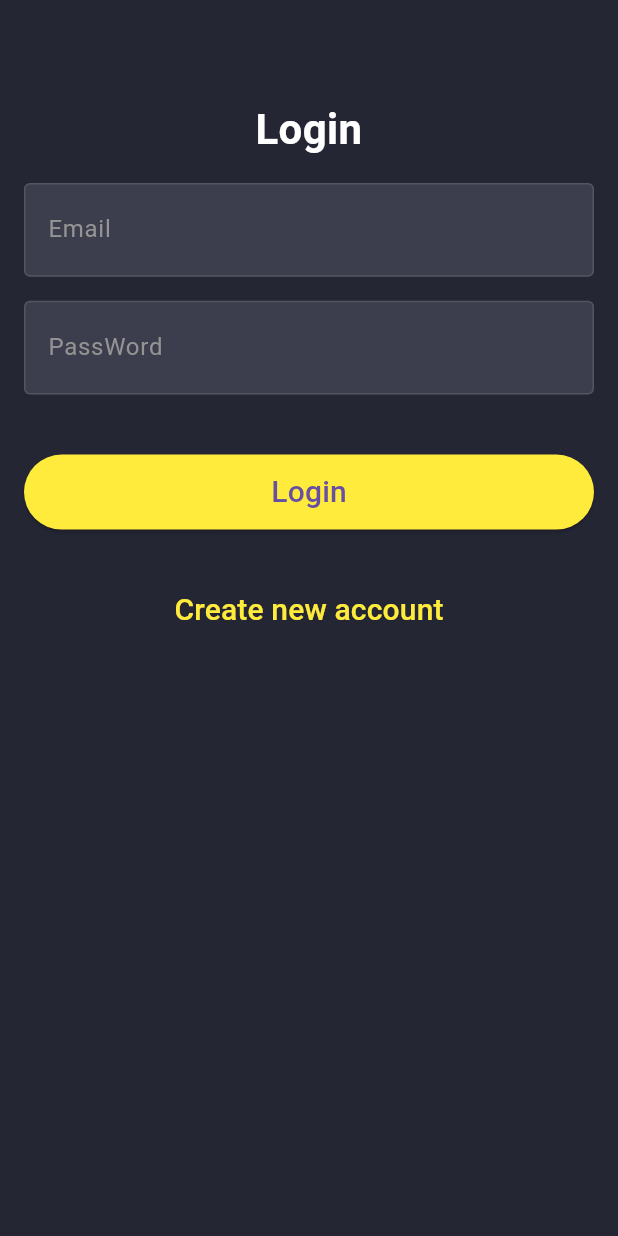
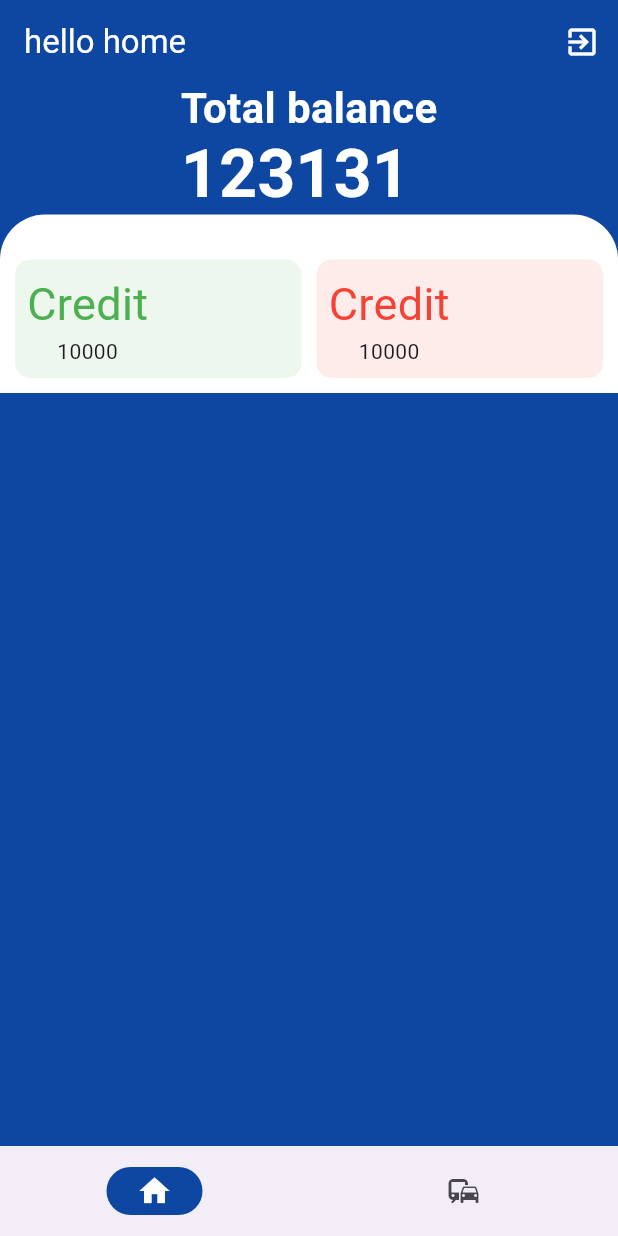
Before and after one commit to minhtrucit02/Cost-Management, a Flutter app: the screen it shows after launch, on a phone screen of 412 x 824 dp. Run offline on Flutter 3.47's test engine with Material 3 defaults, Android fonts, the phone set to English and light mode, and no system bars; our stand-ins replace firebase_auth, firebase_core; accounts and stored records are empty.

Commit message:
home_dashborad_navbar_screen

```diff
--- /dev/null
+++ b/lib/home/Dashboard.dart
@@ -0,0 +1,54 @@
+import 'package:cost_management/home/home_screen.dart';
+import 'package:cost_management/home/transaction_screen.dart';
+import 'package:firebase_auth/firebase_auth.dart';
+import 'package:flutter/material.dart';
+
+import '../screens/login_screen.dart';
+import '../widgets/navbar.dart';
+
+class Dashboard extends StatefulWidget{
+  const Dashboard({super.key});
+
+  @override
+  State<Dashboard> createState() => _DashboardState();
+}
+
+class _DashboardState extends State<Dashboard> {
+
+  var isLogoutLoading = false;
+  int currentIndex = 0;
+  var pageViewList = [
+    HomeScreen(),
+    TransactionScreen()
+  ];
+
+  logout() async {
+    setState(() {
+      isLogoutLoading = true;
+    });
+    await FirebaseAuth.instance.signOut();
+
+    Navigator.pushReplacement(
+      context,
+      MaterialPageRoute(builder: (context) => LoginView()),
+    );
+
+    setState(() {
+      isLogoutLoading = false;
+    });
+  }
+
+  @override
+  Widget build(BuildContext context) {
+      return Scaffold(
+        bottomNavigationBar: NavBar(
+          selectedIndex: currentIndex,
+          onDestinationSelected: (int value) {
+            setState(() {
+              currentIndex = value;
+            });
+          },),
+        body: pageViewList[currentIndex],
+      );
+  }
+}
--- /dev/null
+++ b/lib/home/home_screen.dart
@@ -0,0 +1,140 @@
+import 'package:firebase_auth/firebase_auth.dart';
+import 'package:flutter/material.dart';
+
+import '../screens/login_screen.dart';
+
+class HomeScreen extends StatefulWidget{
+  const HomeScreen({super.key});
+
+  @override
+  State<HomeScreen> createState() => _HomeScreenState();
+}
+
+class _HomeScreenState extends State<HomeScreen> {
+  var isLogoutLoading = false;
+  logout() async {
+    setState(() {
+      isLogoutLoading = true;
+    });
+    await FirebaseAuth.instance.signOut();
+
+    Navigator.pushReplacement(
+      context,
+      MaterialPageRoute(builder: (context) => LoginView()),
+    );
+
+    setState(() {
+      isLogoutLoading = false;
+    });
+  }
+
+  @override
+  Widget build(BuildContext context) {
+    return Scaffold(
+      appBar: AppBar(
+        backgroundColor: Colors.blue.shade900,
+        title: Text(
+          "hello home",
+          style: TextStyle(color: Colors.white),
+        ),
+        actions: [IconButton(
+            onPressed: () {
+              logout();
+            },
+            icon: isLogoutLoading ? CircularProgressIndicator() :
+            Icon(
+                Icons.exit_to_app,
+                color: Colors.white))],
+      ),
+      body: Container(
+          width: double.infinity,
+          color: Colors.blue.shade900,
+          child: Column(
+            children: [
+              Column(
+                crossAxisAlignment: CrossAxisAlignment.start,
+                children:[
+
+                  Text(
+                    'Total balance',
+                    style: TextStyle(
+                      fontSize: 28,
+                      color: Colors.white,
+                      height: 1.2,
+                      fontWeight: FontWeight.w600
+                    ),
+                  ),
+
+                  Text(
+                    '123131',
+                    style: TextStyle(
+                      fontSize: 44,
+                      color: Colors.white,
+                      height: 1.2,
+                      fontWeight: FontWeight.w600
+                    ),
+                  ),
+
+
+                ],
+              ),
+
+              Container(
+                padding: EdgeInsets.only(top: 30, bottom: 10, left: 10, right: 10),
+                decoration: BoxDecoration(
+                  borderRadius: BorderRadius.only(
+                      topLeft: Radius.circular(30),
+                      topRight: Radius.circular(30)),
+                  color: Colors.white,
+
+                ),
+                child: Row(
+                  children: [
+                    CardOne(color: Colors.green,),
+                    SizedBox(
+                      width: 10,
+                    ),
+                    CardOne(color: Colors.red,)
+                  ],
+                ),
+              ),
+            ],
+          ),
+      ),
+    );
+  }
+}
+
+class CardOne extends StatelessWidget{
+  const CardOne({super.key, required this.color,});
+  final Color color;
+
+  @override
+  Widget build(BuildContext context) {
+    return Expanded(
+      child: Container(
+        decoration: BoxDecoration(
+          color: color.withOpacity(0.1),
+          borderRadius: BorderRadius.circular(10)
+        ),
+        child: Padding(
+          padding: const EdgeInsets.all(8.0),
+          child: Row(
+            children: [
+              Column(
+                children: [
+                  Text(
+                    "Credit",
+                    style: TextStyle(color: color,fontSize: 30),
+                  ),
+                  Text("10000")
+                ],
+              ),
+            ],
+          ),
+        ),
+      ),
+    );
+  }
+
+}
--- a/lib/main.dart
+++ b/lib/main.dart
@@ -1,5 +1,7 @@
+import 'package:cost_management/home/Dashboard.dart';
 import 'package:cost_management/screens/login_screen.dart';
 import 'package:cost_management/screens/sign_up.dart';
+import 'package:cost_management/widgets/auth_gate.dart';
 import 'package:firebase_core/firebase_core.dart';
 import 'package:flutter/material.dart';
 
@@ -22,7 +24,7 @@ class MyApp extends StatelessWidget {
     return MaterialApp(
       title: 'Cost management',
       debugShowCheckedModeBanner: false,
-      home: LoginView(),
+      home: Dashboard(),
     );
   }
 }
--- a/lib/screens/login_screen.dart
+++ b/lib/screens/login_screen.dart
@@ -1,3 +1,4 @@
+import 'package:cost_management/home/Dashboard.dart';
 import 'package:cost_management/screens/login_screen.dart';
 import 'package:cost_management/screens/sign_up.dart';
 import 'package:cost_management/services/auth_services.dart';
@@ -6,7 +7,7 @@ import 'package:cost_management/utils/AppValidator.dart';
 
 
 class LoginView extends StatefulWidget{
-  LoginView({super.key});
+  const LoginView({super.key});
 
   @override
   State<LoginView> createState() => LoginViewState();
@@ -27,12 +28,12 @@ class LoginViewState extends State<LoginView> {
         isLoader = true;
       });
       var data = {
-        'Email': _emailController.text,
+        'email': _emailController.text,
         'password': _pssswordController.text,
       };
       await authService.login(data, context);
       setState(() {
-        isLoader =false;
+        isLoader = false;
       });
     }
   }
--- a/lib/screens/sign_up.dart
+++ b/lib/screens/sign_up.dart
@@ -1,3 +1,4 @@
+import 'package:cost_management/home/Dashboard.dart';
 import 'package:cost_management/screens/login_screen.dart';
 import 'package:cost_management/services/auth_services.dart';
 import 'package:flutter/material.dart';
@@ -34,6 +35,10 @@ class _SignUpViewState extends State<SignUpView> {
         'password': _pssswordController.text
       };
       await authService.createUser(data, context);
+      Navigator.push(
+        context,
+        MaterialPageRoute(builder: (context) => Dashboard()),
+      );
       setState(() {
         isLoader =false;
       });
--- /dev/null
+++ b/lib/widgets/navbar.dart
@@ -0,0 +1,36 @@
+import 'package:flutter/material.dart';
+
+class NavBar extends StatelessWidget {
+  const NavBar({super.key, required this.selectedIndex, required this.onDestinationSelected});
+  final int selectedIndex;
+  final ValueChanged<int> onDestinationSelected;
+
+  @override
+  Widget build(BuildContext context) {
+    return NavigationBar(
+      selectedIndex: selectedIndex,
+      onDestinationSelected: onDestinationSelected,
+      indicatorColor: Colors.blue.shade900,
+      labelBehavior: NavigationDestinationLabelBehavior.alwaysHide,
+      height: 60,
+      destinations: const<Widget>[
+        NavigationDestination(
+            icon: Icon(Icons.home),
+            selectedIcon: Icon(
+              Icons.home,
+              color: Colors.white,
+            ),
+            label: 'Home',
+            ),
+        NavigationDestination(
+            icon: Icon(Icons.commute),
+            selectedIcon: Icon(
+              Icons.commute,
+              color: Colors.white,
+            ),
+            label: 'Transaction',
+            ),
+        ],
+    );
+  }
+}
```
Also changed, not shown: lib/home/transaction_screen.dart (added, +12 -0 lines), lib/services/auth_services.dart (+13 -1 lines), lib/widgets/auth_gate.dart (added, +22 -0 lines).
